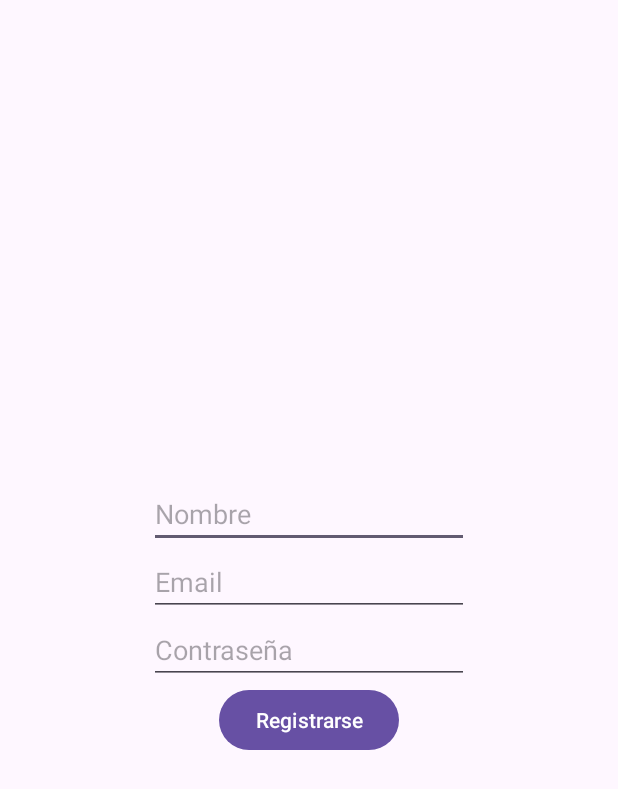
After one commit to nahue02/Trabajo-Practico-Biblioteca, an Android app: the RegistroActivity screen opened directly, with no data from a screen before it, on a phone screen of 412 x 824 dp. The commit adds this screen. Shown: the top 789 px of the screen. Run offline under Robolectric (Android 15) with nearby library versions, the phone set to English and light mode, and no system bars; our stand-ins replace Firebase (no records; nobody signed in at launch, a user with empty details on screens opened directly).

Commit message:
Authentication
Se implementó authentication

```diff
--- /dev/null
+++ b/app/src/main/java/com/example/biblioteca/authentication/RegistroActivity.kt
@@ -0,0 +1,85 @@
+package com.example.biblioteca.authentication
+
+import android.content.ContentValues.TAG
+import android.content.Intent
+import androidx.appcompat.app.AppCompatActivity
+import android.os.Bundle
+import android.util.Log
+import android.widget.Toast
+import com.example.biblioteca.MainActivity
+import com.example.biblioteca.R
+import com.example.biblioteca.databinding.ActivityLoginBinding
+import com.example.biblioteca.databinding.ActivityRegistroBinding
+import com.google.firebase.auth.FirebaseAuth
+import com.google.firebase.auth.FirebaseUser
+import com.google.firebase.auth.ktx.auth
+import com.google.firebase.ktx.Firebase
+
+class RegistroActivity : AppCompatActivity() {
+    private lateinit var binding: ActivityRegistroBinding
+
+    //Declara una instancia de FirebaseAuth.
+    private lateinit var auth: FirebaseAuth
+
+    override fun onCreate(savedInstanceState: Bundle?) {
+        super.onCreate(savedInstanceState)
+        setContentView(R.layout.activity_registro)
+
+        //En el método onCreate(), inicializa la instancia FirebaseAuth.
+        auth = Firebase.auth
+
+        binding = ActivityRegistroBinding.inflate(layoutInflater)
+        setContentView(binding.root)
+
+        val editTextNombre = binding.editTextNombre
+        val editTextEmail = binding.editTextEmailRegistro
+        val editTextContrasena = binding.editTextContrasenaRegistro
+
+        val buttonRegistrarse = binding.buttonRegistrarse2
+
+        val nombre = editTextNombre.text
+        val email = editTextEmail.text
+        val contrasena = editTextContrasena.text
+
+        buttonRegistrarse.setOnClickListener{
+            if (nombre.isNullOrBlank() || email.isNullOrBlank() || contrasena.isNullOrBlank()){
+                alertaCampoVacio()
+            }else {
+                registrarUsuario(email.toString(), contrasena.toString())
+            }
+        }
+    }
+
+    private fun registrarUsuario(email:String, password: String){
+        auth.createUserWithEmailAndPassword(email, password)
+            .addOnCompleteListener(this) { task ->
+                if (task.isSuccessful) {
+                    // Sign in success, update UI with the signed-in user's information
+                    Log.d(TAG, "createUserWithEmail:success")
+                    val user = auth.currentUser
+                    updateUI(user)
+                } else {
+                    // If sign in fails, display a message to the user.
+                    Log.w(TAG, "createUserWithEmail:failure", task.exception)
+                    Toast.makeText(
+                        baseContext,
+                        "Authentication failed.",
+                        Toast.LENGTH_SHORT,
+                    ).show()
+                }
+            }
+    }
+
+    private fun updateUI(user: FirebaseUser?) {
+        val i = Intent(this, MainActivity::class.java)
+        startActivity(i)
+    }
+
+    private fun alertaCampoVacio() {
+        val text = "No puede dejar campos en blanco."
+        val duration = Toast.LENGTH_SHORT
+
+        val toast = Toast.makeText(this, text, duration)
+        toast.show()
+    }
+}
--- a/app/src/main/res/layout/activity_main.xml
+++ b/app/src/main/res/layout/activity_main.xml
@@ -16,14 +16,15 @@
         >
 
         <TextView
-            android:id="@+id/textView_Email"
+            android:id="@+id/textViewEmail"
+            android:textSize="30dp"
             android:layout_width="wrap_content"
             android:layout_height="wrap_content"
             android:text="Texto"
             />
 
         <Button
-            android:id="@+id/button_Salir"
+            android:id="@+id/buttonSalir"
             android:layout_width="wrap_content"
             android:layout_height="wrap_content"
             android:text="Salir" />
--- /dev/null
+++ b/app/src/main/res/layout/activity_registro.xml
@@ -0,0 +1,46 @@
+<?xml version="1.0" encoding="utf-8"?>
+<androidx.constraintlayout.widget.ConstraintLayout xmlns:android="http://schemas.android.com/apk/res/android"
+    xmlns:app="http://schemas.android.com/apk/res-auto"
+    xmlns:tools="http://schemas.android.com/tools"
+    android:layout_width="match_parent"
+    android:layout_height="match_parent"
+    tools:context=".authentication.RegistroActivity">
+
+    <LinearLayout
+        android:layout_width="match_parent"
+        android:layout_height="match_parent"
+        android:orientation="vertical"
+        android:gravity="center">
+
+        <EditText
+            android:id="@+id/editTextNombre"
+            android:layout_width="wrap_content"
+            android:layout_height="wrap_content"
+            android:ems="10"
+            android:hint="Nombre"
+            android:inputType="text" />
+
+        <EditText
+            android:id="@+id/editTextEmailRegistro"
+            android:layout_width="wrap_content"
+            android:layout_height="wrap_content"
+            android:ems="10"
+            android:hint="Email"
+            android:inputType="text" />
+
+        <EditText
+            android:id="@+id/editTextContrasenaRegistro"
+            android:layout_width="wrap_content"
+            android:layout_height="wrap_content"
+            android:ems="10"
+            android:hint="Contraseña"
+            android:inputType="textPassword" />
+
+        <Button
+            android:id="@+id/buttonRegistrarse2"
+            android:layout_width="wrap_content"
+            android:layout_height="wrap_content"
+            android:text="Registrarse" />
+    </LinearLayout>
+
+</androidx.constraintlayout.widget.ConstraintLayout>
```
Also changed, not shown: app/src/main/AndroidManifest.xml (+10 -1 lines), app/src/main/java/com/example/biblioteca/MainActivity.kt (+22 -1 lines), app/src/main/java/com/example/biblioteca/authentication/LoginActivity.kt (added, +104 -0 lines), app/src/main/java/com/example/biblioteca/authentication/data/Usuario.kt (added, +9 -0 lines), app/src/main/res/layout/activity_login.xml (added, +44 -0 lines).
